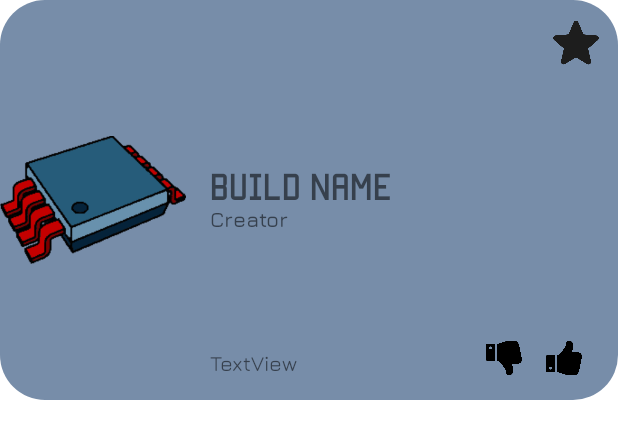
After one commit to umbyf117/PCBuilder, an Android app: the layout bubble_template.xml on its own in the app's theme, with its tools: preview values and no code run, on a phone screen of 412 x 824 dp. The commit adds this screen. Shown: the top 439 px of the screen. Run offline under Robolectric (Android 15) with nearby library versions, the phone set to English and light mode, and no system bars.

Commit message:
Design UX/UI

```diff
--- a/app/build.gradle
+++ b/app/build.gradle
@@ -66,7 +66,4 @@ dependencies {
     testImplementation 'junit:junit:4.13.2'
     androidTestImplementation 'androidx.test.ext:junit:1.1.5'
     androidTestImplementation 'androidx.test.espresso:espresso-core:3.5.1'
-
-    //Amazon Test
-    //implementation 'de.axesso:axesso-java-client:1.0.0'
 }
--- /dev/null
+++ b/app/src/main/res/layout/bubble_template.xml
@@ -0,0 +1,91 @@
+<?xml version="1.0" encoding="utf-8"?>
+<LinearLayout
+    xmlns:android="http://schemas.android.com/apk/res/android"
+    xmlns:app="http://schemas.android.com/apk/res-auto"
+    xmlns:tools="http://schemas.android.com/tools"
+    android:layout_width="match_parent"
+    android:layout_height="400px"
+    android:orientation="horizontal"
+    android:background="@drawable/shape_round"
+    android:backgroundTint="@color/blue_light">
+
+    <ImageView
+        android:id="@+id/imageView"
+        android:layout_width="wrap_content"
+        android:layout_height="match_parent"
+        android:layout_weight="0.5"
+        app:srcCompat="@drawable/pcbuilder" />
+
+    <androidx.constraintlayout.widget.ConstraintLayout
+        android:layout_width="match_parent"
+        android:layout_height="match_parent"
+        android:layout_weight="0.75"
+        android:orientation="vertical">
+
+        <TextView
+            android:id="@+id/nameBuild"
+            android:layout_width="match_parent"
+            android:layout_height="wrap_content"
+            android:layout_alignParentBottom="true"
+            android:layout_marginStart="16dp"
+            android:layout_marginBottom="20dp"
+            android:fontFamily="@font/manteka"
+            android:text="Build Name"
+            android:textSize="20sp"
+            app:layout_constraintBottom_toBottomOf="parent"
+            app:layout_constraintStart_toStartOf="parent"
+            app:layout_constraintTop_toTopOf="parent" />
+
+        <TextView
+            android:id="@+id/creator"
+            android:layout_width="match_parent"
+            android:layout_height="0dp"
+            android:layout_marginStart="16dp"
+            android:fontFamily="@font/jurasemibold"
+            android:text="Creator"
+            app:layout_constraintStart_toStartOf="parent"
+            app:layout_constraintTop_toBottomOf="@+id/nameBuild" />
+
+        <ImageView
+            android:id="@+id/like"
+            android:layout_width="24dp"
+            android:layout_height="24dp"
+            android:layout_marginEnd="24dp"
+            android:layout_marginBottom="16dp"
+            app:layout_constraintBottom_toBottomOf="parent"
+            app:layout_constraintEnd_toEndOf="parent"
+            app:srcCompat="@drawable/thumbUp"/>
+
+        <ImageView
+            android:id="@+id/dislike"
+            android:layout_width="24dp"
+            android:layout_height="24dp"
+            android:layout_marginEnd="40dp"
+            android:layout_marginBottom="16dp"
+            app:layout_constraintBottom_toBottomOf="parent"
+            app:layout_constraintEnd_toEndOf="@id/like"
+            app:srcCompat="@drawable/thumbDown" />
+
+        <TextView
+            android:id="@+id/textView3"
+            android:layout_width="wrap_content"
+            android:layout_height="wrap_content"
+            android:layout_marginStart="16dp"
+            android:layout_marginBottom="16dp"
+            android:fontFamily="@font/juramedium"
+            android:text="TextView"
+            app:layout_constraintBottom_toBottomOf="parent"
+            app:layout_constraintStart_toStartOf="parent" />
+
+        <ImageView
+            android:id="@+id/imageView3"
+            android:layout_width="32dp"
+            android:layout_height="32dp"
+            android:layout_marginTop="12dp"
+            android:layout_marginEnd="12dp"
+            app:layout_constraintEnd_toEndOf="parent"
+            app:layout_constraintTop_toTopOf="parent"
+            app:srcCompat="@drawable/Star" />
+    </androidx.constraintlayout.widget.ConstraintLayout>
+
+</LinearLayout>
--- a/app/src/main/res/layout/fragment_profile.xml
+++ b/app/src/main/res/layout/fragment_profile.xml
@@ -21,13 +21,13 @@
             android:orientation="vertical">
 
             <de.hdodenhof.circleimageview.CircleImageView
-                android:layout_marginTop="35dp"
                 android:id="@+id/prof_pic"
                 android:layout_width="112dp"
                 android:layout_height="112dp"
+                android:layout_marginTop="35dp"
+                android:src="@drawable/profpic"
                 app:civ_border_color="#FF000000"
-                app:civ_border_width="2dp"
-                android:src="@drawable/profpic"/>
+                app:civ_border_width="2dp" />
 
             <TextView
                 android:layout_width="wrap_content"
--- a/app/src/main/res/values/strings.xml
+++ b/app/src/main/res/values/strings.xml
@@ -71,7 +71,11 @@
     <string name="logoutfr">Sei sicuro di voler effettuare il logout?</string>
     <string name="logoutyes">Si</string>
     <string name="logoutno">No</string>
-
+    <string name="navigation_waiting">Homepage</string>
+    <string name="navigation_profile">Profile</string>
+    <string name="navigation_create">Create</string>
+    <string name="navigation_search">Search</string>
+    <string name="navigation_setting">Setting</string>
 
 
 </resources>
```
Also changed, not shown: app/src/main/java/com/example/socialgaming/data/Build.java (+12 -3 lines), app/src/main/java/com/example/socialgaming/data/User.java (+11 -2 lines), app/src/main/java/com/example/socialgaming/repository/component/BuildRepository.java (+6 -2 lines), app/src/main/java/com/example/socialgaming/repository/user/AuthRepository.java (+3 -7 lines), app/src/main/java/com/example/socialgaming/repository/user/UserRepository.java (+14 -0 lines), app/src/main/res/layout/activity_home.xml (+10 -2 lines), app/src/main/res/layout/fragment_login.xml (+2 -12 lines), app/src/main/res/menu/menu_navigation.xml (added, +38 -0 lines), app/src/main/res/drawable-v24/Star.png (added), app/src/main/res/drawable-v24/account.png (added), app/src/main/res/drawable-v24/homepage.png (added), app/src/main/res/drawable-v24/plus.png (added), app/src/main/res/drawable-v24/search.png (added), app/src/main/res/drawable-v24/setting.png (added), 2 more files.
